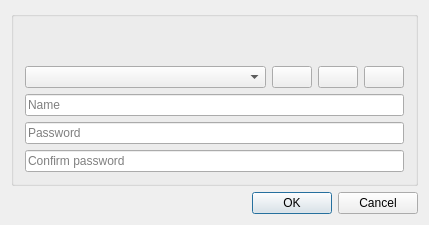
Old version of the form source/client/desktop/unlock_dialog.ui in the repository dchapyshev/aspia.
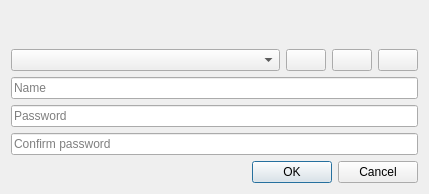
New version of the form. Icons and pictures are not drawn. Custom widgets are drawn as their Qt base class.

```diff
--- a/source/client/desktop/unlock_dialog.ui
+++ b/source/client/desktop/unlock_dialog.ui
@@ -24,10 +24,6 @@
   </property>
   <layout class="QVBoxLayout" name="verticalLayout">
    <item>
-    <widget class="QGroupBox" name="groupBox">
-     <property name="title">
-      <string/>
-     </property>
      <layout class="QVBoxLayout" name="verticalLayout_2">
       <item>
        <layout class="QHBoxLayout" name="horizontalLayout_header">
@@ -198,7 +194,6 @@
        </layout>
       </item>
      </layout>
-    </widget>
    </item>
    <item>
     <widget class="DialogButtonBox" name="button_box">
```
Lines whose indentation alone changed are shown as unchanged.
